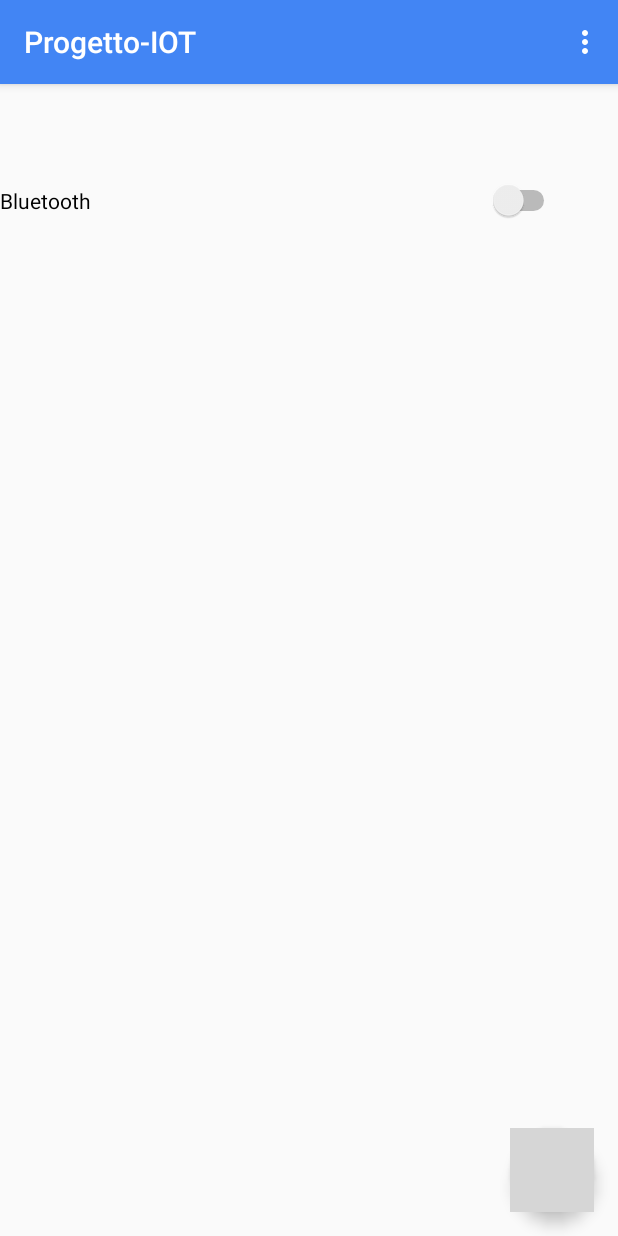
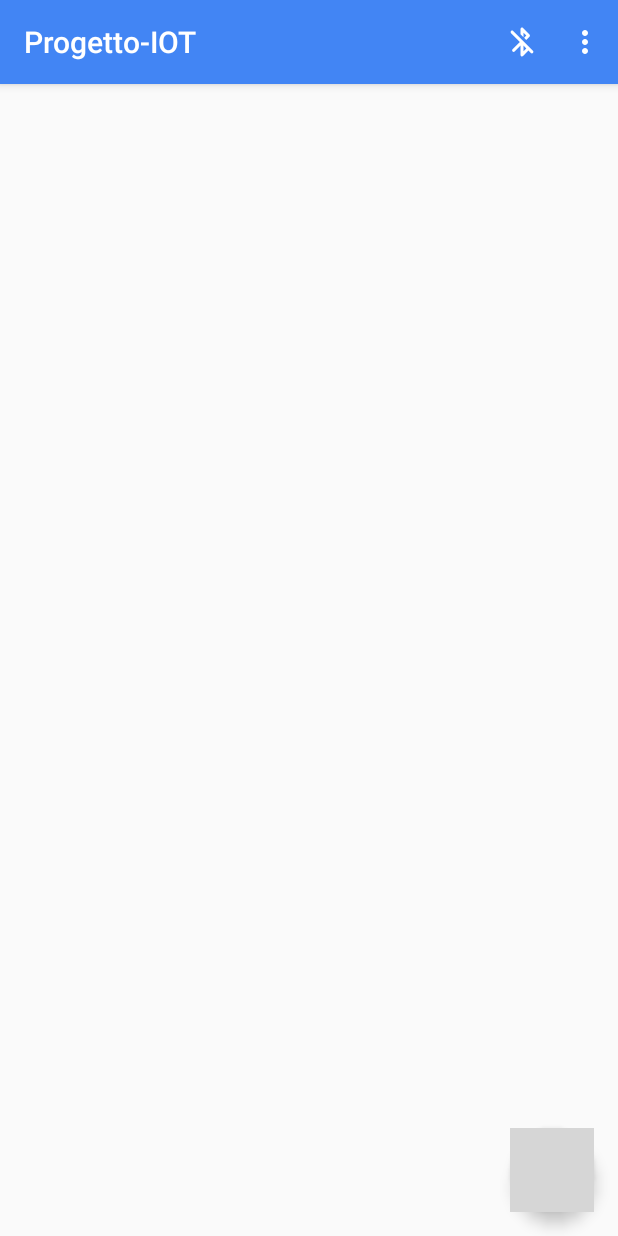
Before and after one commit to AntoninoBonanno/Android-Beacon-Museum, an Android app: the screen it shows after launch (MainActivity), on a phone screen of 412 x 824 dp. Run offline under Robolectric (Android 15) with nearby library versions, the phone set to English and light mode, and no system bars; libraries missing offline, so code that uses them is left out: org.altbeacon.beacon; 6 statements that could not run were skipped; grey boxes are pictures that could not be loaded.

Commit message:
add bluetooth button

```diff
--- a/app/src/main/java/com/biusobonnanno/progetto_iot/MainActivity.java
+++ b/app/src/main/java/com/biusobonnanno/progetto_iot/MainActivity.java
@@ -9,6 +9,8 @@ import android.content.Intent;
 import android.content.IntentFilter;
 import android.content.pm.PackageManager;
 import android.content.res.ColorStateList;
+import android.graphics.PorterDuff;
+import android.graphics.drawable.Drawable;
 import android.os.Build;
 import android.os.Bundle;
 
@@ -51,6 +53,7 @@ public class MainActivity extends AppCompatActivity implements BeaconConsumer {
 
     private boolean isScan = false;
     private BluetoothAdapter bluetoothState;
+    private BroadcastReceiver mReceiver;
 
     private static final int PERMISSION_REQUEST_FINE_LOCATION = 1;
     private static final int PERMISSION_REQUEST_BACKGROUND_LOCATION = 2;
@@ -73,26 +76,6 @@ public class MainActivity extends AppCompatActivity implements BeaconConsumer {
             finish();
         }
         initBeaconManager(); //inizializzo il beaconManager
-
-        final Switch enable_bt = findViewById(R.id.switch_enable_bt);
-        enable_bt.setChecked(bluetoothState.isEnabled());
-        enable_bt.setOnCheckedChangeListener(new CompoundButton.OnCheckedChangeListener(){
-            @Override
-            public void onCheckedChanged(CompoundButton buttonView, boolean isChecked) {
-                if(!isChecked) {
-                    if (!bluetoothState.isEnabled()) return;
-                    bluetoothState.disable();
-                    Toast.makeText(MainActivity.this, "Turned off", Toast.LENGTH_SHORT).show();
-                }else {
-                    if (bluetoothState.isEnabled()) return;
-                    Intent enableBtIntent = new Intent(BluetoothAdapter.ACTION_REQUEST_ENABLE);
-                    startActivityForResult(enableBtIntent, 0);
-                }
-            }
-        });
-
-        IntentFilter filter = new IntentFilter(BluetoothAdapter.ACTION_STATE_CHANGED);
-        registerReceiver(mReceiver, filter);
 
         final FloatingActionButton fab = findViewById(R.id.fab);
         fab.setOnClickListener(new View.OnClickListener() {
@@ -126,7 +109,48 @@ public class MainActivity extends AppCompatActivity implements BeaconConsumer {
     public boolean onCreateOptionsMenu(Menu menu) {
         // Inflate the menu; this adds items to the action bar if it is present.
         getMenuInflater().inflate(R.menu.menu_main, menu);
+        final MenuItem bluetoothButton = menu.findItem(R.id.action_bluetooth);
+        setBluetoothIcon(bluetoothButton, bluetoothState.isEnabled());
+        bluetoothButton.setOnMenuItemClickListener(new MenuItem.OnMenuItemClickListener() {
+            @Override
+            public boolean onMenuItemClick(MenuItem item) {
+                if (!bluetoothState.isEnabled()) {
+                    Intent enableBtIntent = new Intent(BluetoothAdapter.ACTION_REQUEST_ENABLE);
+                    startActivityForResult(enableBtIntent, 0);
+                }
+                else bluetoothState.disable();
+                return true;
+            }
+        });
+
+        mReceiver = new BroadcastReceiver() {
+            @Override
+            public void onReceive(Context context, Intent intent) {
+                final String action = intent.getAction();
+                if (action.equals(BluetoothAdapter.ACTION_STATE_CHANGED)) {
+                    final int state = intent.getIntExtra(BluetoothAdapter.EXTRA_STATE, BluetoothAdapter.ERROR);
+                    switch (state) {
+                        case BluetoothAdapter.STATE_OFF:
+                            setBluetoothIcon(bluetoothButton, false);
+                            Toast.makeText(MainActivity.this, "Bluetooth disabled", Toast.LENGTH_SHORT).show();
+                            break;
+                        case BluetoothAdapter.STATE_ON:
+                            setBluetoothIcon(bluetoothButton, true);
+                            Toast.makeText(MainActivity.this, "Bluetooth enabled", Toast.LENGTH_SHORT).show();
+                            break;
+                    }
+                }
+            }
+        };
+
+        IntentFilter filter = new IntentFilter(BluetoothAdapter.ACTION_STATE_CHANGED);
+        registerReceiver(mReceiver, filter);
         return true;
+    }
+
+    private void setBluetoothIcon(MenuItem item, boolean status){
+        Drawable icon = AppCompatResources.getDrawable(MainActivity.this, status ? R.drawable.ic_round_bluetooth_24px : R.drawable.ic_round_bluetooth_disabled_24px).mutate();
+        item.setIcon(icon);
     }
 
     @Override
@@ -303,25 +327,4 @@ public class MainActivity extends AppCompatActivity implements BeaconConsumer {
             }
         }
     }
-
-    /** Codice per verificare stato Bluetooth **/
-    private final BroadcastReceiver mReceiver = new BroadcastReceiver() {
-        @Override
-        public void onReceive(Context context, Intent intent) {
-            final String action = intent.getAction();
-            final Switch enable_bt = findViewById(R.id.switch_enable_bt);
-            if (action.equals(BluetoothAdapter.ACTION_STATE_CHANGED)) {
-                final int state = intent.getIntExtra(BluetoothAdapter.EXTRA_STATE,
-                        BluetoothAdapter.ERROR);
-                switch (state) {
-                    case BluetoothAdapter.STATE_OFF:
-                        enable_bt.setChecked(false);
-                        break;
-                    case BluetoothAdapter.STATE_ON:
-                        enable_bt.setChecked(true);
-                        break;
-                }
-            }
-        }
-    };
 }
--- /dev/null
+++ b/app/src/main/res/drawable-v21/ic_round_bluetooth_24px.xml
@@ -0,0 +1,9 @@
+<vector xmlns:android="http://schemas.android.com/apk/res/android"
+    android:width="24dp"
+    android:height="24dp"
+    android:viewportWidth="24"
+    android:viewportHeight="24">
+  <path
+      android:fillColor="@color/colorOnBackground"
+      android:pathData="M17,7l-4.29,-4.29c-0.63,-0.63 -1.71,-0.19 -1.71,0.7v6.18L7.11,5.7c-0.39,-0.39 -1.02,-0.39 -1.41,0 -0.39,0.39 -0.39,1.02 0,1.41L10.59,12 5.7,16.89c-0.39,0.39 -0.39,1.02 0,1.41 0.39,0.39 1.02,0.39 1.41,0L11,14.41v6.18c0,0.89 1.08,1.34 1.71,0.71L17,17c0.39,-0.39 0.39,-1.02 0,-1.41L13.41,12 17,8.42c0.39,-0.39 0.39,-1.03 0,-1.42zM13,5.83l1.88,1.88L13,9.59L13,5.83zM14.88,16.29L13,18.17v-3.76l1.88,1.88z"/>
+</vector>
--- /dev/null
+++ b/app/src/main/res/drawable-v21/ic_round_bluetooth_disabled_24px.xml
@@ -0,0 +1,9 @@
+<vector xmlns:android="http://schemas.android.com/apk/res/android"
+    android:width="24dp"
+    android:height="24dp"
+    android:viewportWidth="24"
+    android:viewportHeight="24">
+  <path
+      android:fillColor="#FF000000"
+      android:pathData="M19.29,17.89L6.11,4.7c-0.39,-0.39 -1.02,-0.39 -1.41,0 -0.39,0.39 -0.39,1.02 0,1.41L10.59,12 5.7,16.89c-0.39,0.39 -0.39,1.02 0,1.41 0.39,0.39 1.02,0.39 1.41,0L11,14.41v6.18c0,0.89 1.08,1.34 1.71,0.71l3.59,-3.59 1.59,1.59c0.39,0.39 1.02,0.39 1.41,0 0.38,-0.39 0.38,-1.03 -0.01,-1.41zM13,18.17v-3.76l1.88,1.88L13,18.17zM13,5.83l1.88,1.88 -1.47,1.47 1.41,1.41L17,8.42c0.39,-0.39 0.39,-1.02 0,-1.42l-4.29,-4.29c-0.63,-0.63 -1.71,-0.19 -1.71,0.7v3.36l2,2L13,5.83z"/>
+</vector>
--- a/app/src/main/res/layout/content_main.xml
+++ b/app/src/main/res/layout/content_main.xml
@@ -16,13 +16,6 @@
         app:layout_constraintStart_toStartOf="parent"
         app:layout_constraintTop_toTopOf="parent">
 
-        <Switch
-            android:id="@+id/switch_enable_bt"
-            android:layout_width="373dp"
-            android:layout_height="wrap_content"
-            android:layout_marginTop="16dp"
-            android:text="Bluetooth " />
-
         <ListView
             android:id="@+id/listView"
             android:layout_width="match_parent"
--- a/app/src/main/res/menu/menu_main.xml
+++ b/app/src/main/res/menu/menu_main.xml
@@ -7,4 +7,10 @@
         android:orderInCategory="102"
         android:title="@string/action_settings"
         app:showAsAction="never" />
+    <item
+        android:id="@+id/action_bluetooth"
+        android:icon="@drawable/ic_round_bluetooth_24px"
+        android:title="@string/bluetooth_state"
+        app:iconTint="@color/colorOnPrimary"
+        app:showAsAction="ifRoom" />
 </menu>
```
Also changed, not shown: app/src/main/res/layout/switch_item.xml (added, +11 -0 lines), app/src/main/res/values/strings.xml (+86 -0 lines).
